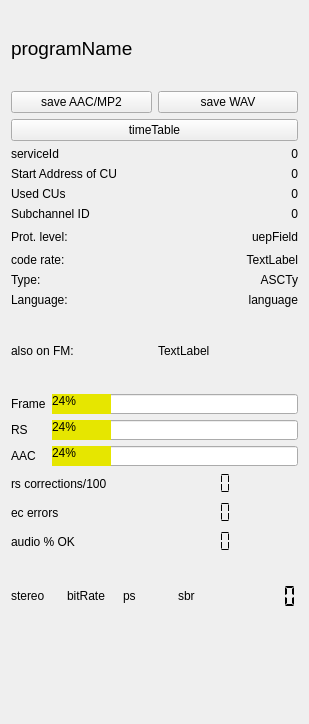
Qt form sources/main/forms-v7/technical_data.ui (JvanKatwijk/qt-dab) before a commit.
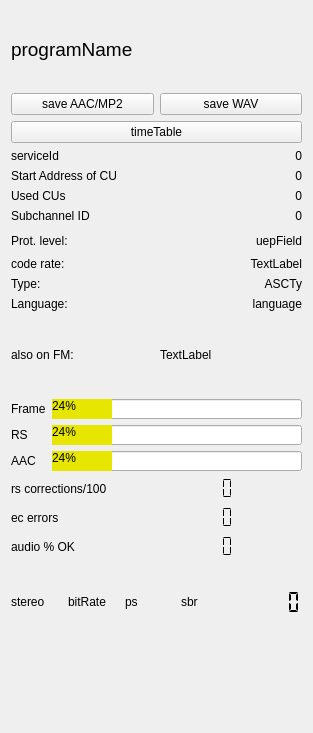
The same form after that commit. Custom widgets are drawn as their Qt base class.

The edit to the form file:
```diff
--- a/sources/main/forms-v7/technical_data.ui
+++ b/sources/main/forms-v7/technical_data.ui
@@ -6,8 +6,8 @@
    <rect>
     <x>0</x>
     <y>0</y>
-    <width>309</width>
-    <height>724</height>
+    <width>313</width>
+    <height>733</height>
    </rect>
   </property>
   <property name="windowTitle">
```
Left out of the diff: 52 changed lines with no effect on the pictures.
